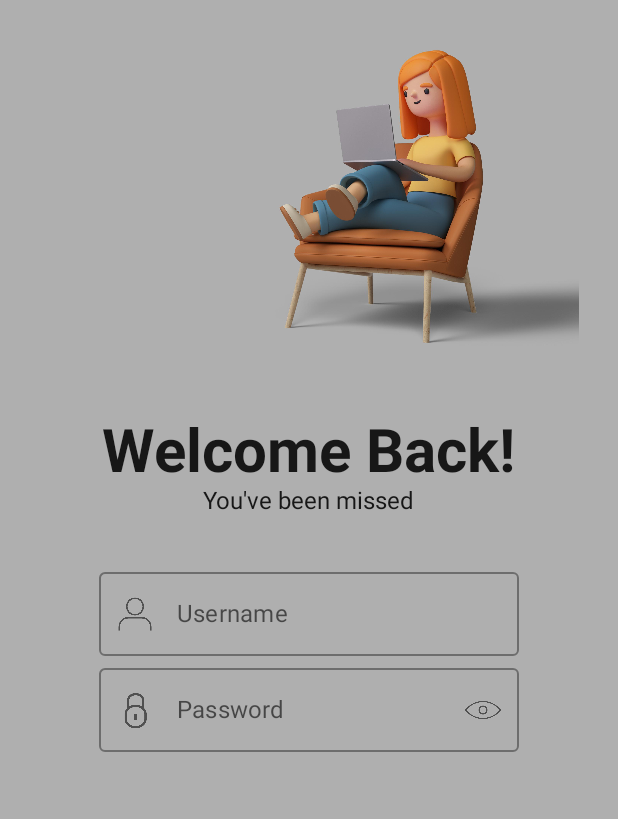
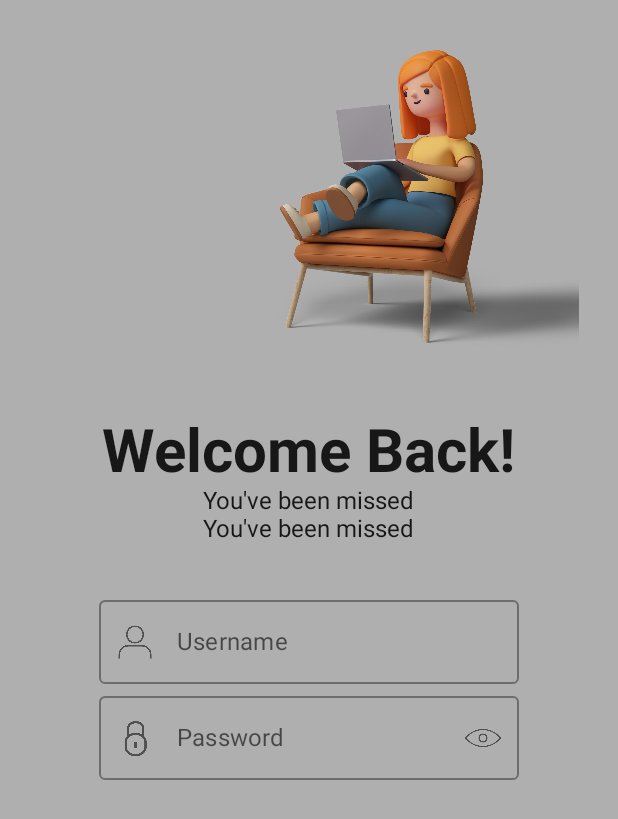
Before and after one commit to Raynafs/LoginScreen-UI-Jetpack-Compose, an Android app built with Jetpack Compose: the screen it shows after launch (MainActivity), on a phone screen of 412 x 824 dp. Shown: the top 819 px of the screen. Run offline under Robolectric (Android 15) with nearby library versions, the phone set to English and light mode, and no system bars.

Commit message:
Updated Outlined TextField

```diff
--- a/app/src/main/java/com/example/loginscreenui/MainActivity.kt
+++ b/app/src/main/java/com/example/loginscreenui/MainActivity.kt
@@ -7,11 +7,9 @@ import androidx.compose.foundation.Image
 import androidx.compose.foundation.background
 import androidx.compose.foundation.layout.*
 import androidx.compose.material.*
-import androidx.compose.material.icons.Icons
 import androidx.compose.runtime.*
 import androidx.compose.ui.Alignment
 import androidx.compose.ui.Modifier
-import androidx.compose.ui.graphics.Color
 import androidx.compose.ui.layout.ContentScale
 import androidx.compose.ui.res.painterResource
 import androidx.compose.ui.text.font.FontWeight
@@ -68,6 +66,7 @@ fun Login() {
             Spacer(modifier = Modifier.height(30.dp))
             Text(text = "Welcome Back!", fontWeight = FontWeight.Bold, fontSize = 40.sp)
             Text(text = "You've been missed")
+            Text(text = "You've been missed")
             Spacer(modifier = Modifier.height(30.dp))
             OutlinedTextField (value = username,
                 leadingIcon = {(Icon(
```
